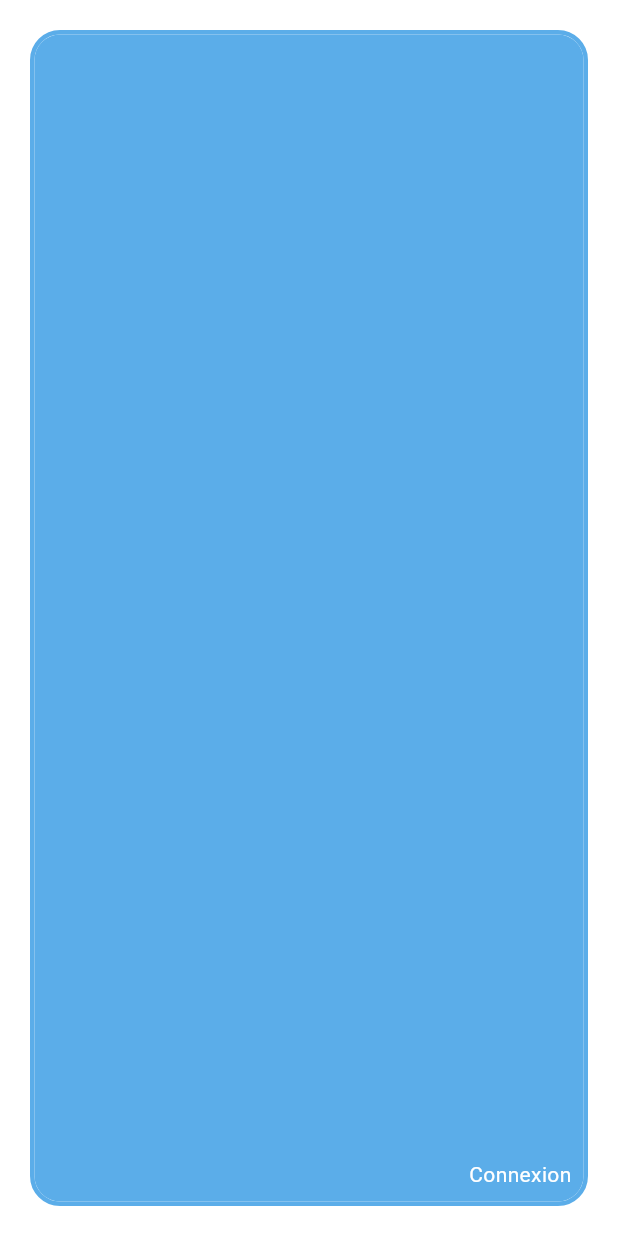
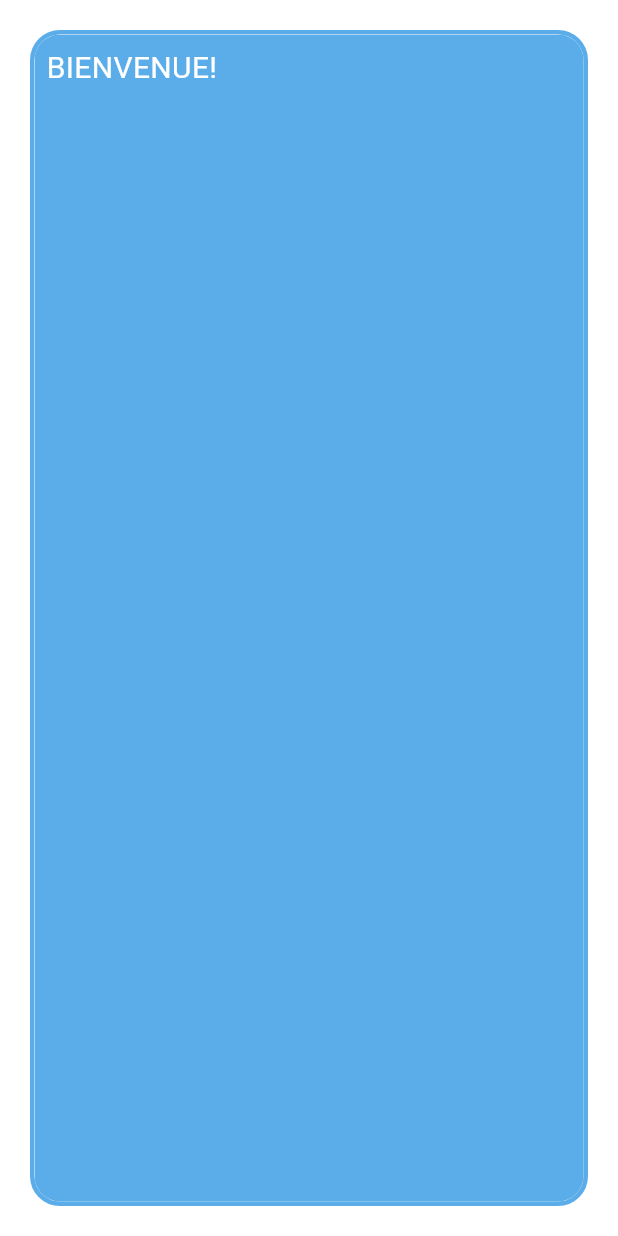
Before and after one commit to Ganduuz/Assurance-Maladie-Web-App, a Flutter app: the screen it shows after launch, on a phone screen of 412 x 824 dp. Run offline on Flutter 3.47's test engine with Material 3 defaults, Android fonts, the phone set to English and light mode, and no system bars.

Commit message:
Co-authored-by: abir ammar <Abirammar07@users.noreply.github.com>

```diff
--- a/lib/Connexion.dart
+++ b/lib/Connexion.dart
@@ -29,17 +29,26 @@ class MyHomePage extends StatelessWidget {
                     color: Color(0xFF5BADE9),
                     borderRadius: BorderRadius.circular(17.0),
                   ),
+                  child: Padding(
+                    padding: const EdgeInsets.all(8.0),
+                    child: Text(
+                      'BIENVENUE!',
+                      style: TextStyle(
+                        color: Colors.white,
+                        fontSize: 20,
+                      ),
+                    ),
+                  ),
                 ),
               ),
-              Align(
-                alignment: Alignment.bottomRight,
-                child: Padding(
-                  padding: const EdgeInsets.all(8.0),
-                  child: Text(
-                    'Connexion',
-                    style: TextStyle(
-                      color: Colors.white,
-                    ),
+              Positioned(
+                top: 100.0, // Ajustez cette valeur pour centrer verticalement le texte
+                left: 500.0, // Ajustez cette valeur pour centrer horizontalement le texte
+                child: Text(
+                  'Connexion',
+                  style: TextStyle(
+                    color: Color(0xFF5BADE9),
+                    fontSize: 20,
                   ),
                 ),
               ),
```
